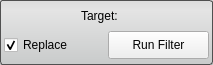
This is src/Interface/ToolInterface/GradientMagnitudeFilterInterface.ui in SCIInstitute/Seg3D as Qt 5 draws it before an edit. The edited form follows.
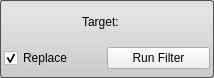
This is the edited form.

```diff
--- a/src/Interface/ToolInterface/GradientMagnitudeFilterInterface.ui
+++ b/src/Interface/ToolInterface/GradientMagnitudeFilterInterface.ui
@@ -6,8 +6,8 @@
    <rect>
     <x>0</x>
     <y>0</y>
-    <width>213</width>
-    <height>65</height>
+    <width>214</width>
+    <height>78</height>
    </rect>
   </property>
   <property name="sizePolicy">
@@ -25,7 +25,7 @@
   <property name="maximumSize">
    <size>
     <width>16777215</width>
-    <height>65</height>
+    <height>16777215</height>
    </size>
   </property>
   <property name="windowTitle">
@@ -72,21 +72,28 @@
     </layout>
    </item>
    <item>
-    <layout class="QHBoxLayout" name="replaceRunLayout">
+    <widget class="QWidget" name="replaceRunWidget" native="true">
+     <property name="minimumSize">
+      <size>
+       <width>0</width>
+       <height>32</height>
+      </size>
+     </property>
+     <property name="maximumSize">
+      <size>
+       <width>16777215</width>
+       <height>32</height>
+      </size>
+     </property>
+     <layout class="QHBoxLayout" name="horizontalLayout" stretch="1,1">
+      <property name="spacing">
+       <number>0</number>
+      </property>
+      <property name="margin">
+       <number>0</number>
+      </property>
      <item>
       <widget class="QCheckBox" name="replaceCheckBox">
-       <property name="sizePolicy">
-        <sizepolicy hsizetype="Expanding" vsizetype="Fixed">
-         <horstretch>0</horstretch>
-         <verstretch>0</verstretch>
-        </sizepolicy>
-       </property>
-       <property name="minimumSize">
-        <size>
-         <width>0</width>
-         <height>32</height>
-        </size>
-       </property>
        <property name="text">
         <string>Replace</string>
        </property>
@@ -97,30 +104,13 @@
      </item>
      <item>
       <widget class="QPushButton" name="runFilterButton">
-       <property name="sizePolicy">
-        <sizepolicy hsizetype="Expanding" vsizetype="Fixed">
-         <horstretch>0</horstretch>
-         <verstretch>0</verstretch>
-        </sizepolicy>
-       </property>
-       <property name="minimumSize">
-        <size>
-         <width>0</width>
-         <height>28</height>
-        </size>
-       </property>
-       <property name="maximumSize">
-        <size>
-         <width>16777215</width>
-         <height>28</height>
-        </size>
-       </property>
        <property name="text">
         <string>Run Filter</string>
        </property>
       </widget>
      </item>
     </layout>
+    </widget>
    </item>
   </layout>
  </widget>
```
Lines whose indentation alone changed are shown as unchanged.
